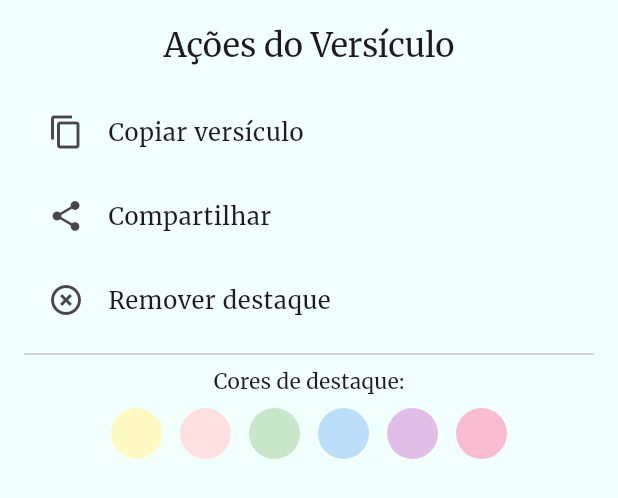
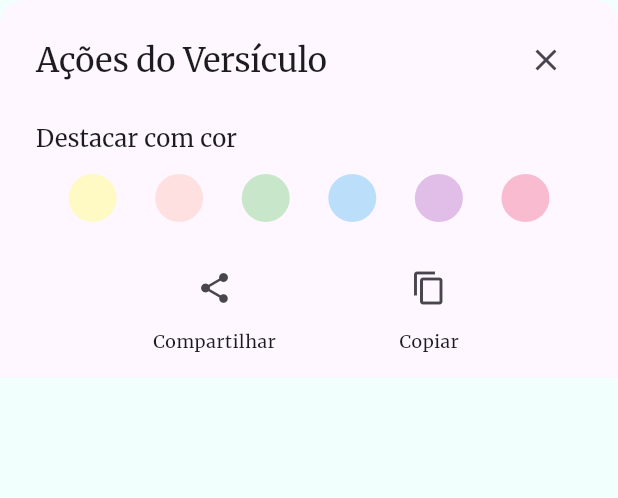
Before and after one commit to Kidooll/bibliapp, a Flutter app: the VerseActionsModal widget shown alone on an empty page, opened directly with empty values, on a phone screen of 412 x 824 dp. Shown: the top 498 px of the screen. Run offline on Flutter 3.47's test engine with Material 3 defaults, Android fonts, the phone set to English and light mode, and no system bars; our stand-ins replace cached_network_image, cloud_firestore, firebase_core, firebase_database, flutter_contacts, flutter_html and 8 more; accounts and stored records are empty; network calls fail.

Commit message:
modified:   lib/widgets/verse_actions_modal.dart

```diff
--- a/lib/widgets/verse_actions_modal.dart
+++ b/lib/widgets/verse_actions_modal.dart
@@ -1,4 +1,7 @@
 import 'dart:async';
+import 'dart:math' as math;
+import 'dart:ui';
+
 import 'package:flutter/material.dart';
 import 'package:flutter/services.dart';
 import 'package:share_plus/share_plus.dart';
@@ -8,26 +11,79 @@ import 'package:flutter/foundation.dart';
 import 'package:collection/collection.dart';
 import '../styles/styles.dart';
 
-class _CircleProgressPainter extends CustomPainter {
+/// Cores disponíveis para destaque
+const List<String> _highlightColors = [
+  '#FFF9C4', // amarelo
+  '#FFE0E0', // vermelho
+  '#C8E6C9', // verde
+  '#BBDEFB', // azul
+  '#E1BEE7', // roxo
+  '#F8BBD0', // rosa
+];
+
+/// Gerenciador de cache para destaques
+class HighlightCache {
+  static final Map<String, Map<String, dynamic>> _cache = {};
+  static bool _isInitialized = false;
+
+  /// Adiciona ou atualiza um highlight no cache
+  static void updateHighlight(String key, Map<String, dynamic> highlight) {
+    _cache[key] = Map<String, dynamic>.from(highlight);
+  }
+
+  /// Obtém um highlight do cache
+  static Map<String, dynamic>? getHighlight(String key) {
+    return _cache[key];
+  }
+
+  /// Remove um highlight do cache
+  static void removeHighlight(String key) {
+    _cache.remove(key);
+  }
+
+  /// Limpa todo o cache
+  static void clear() {
+    _cache.clear();
+    _isInitialized = false;
+  }
+
+  /// Verifica se o cache foi inicializado
+  static bool get isInitialized => _isInitialized;
+
+  /// Marca o cache como inicializado
+  static void markAsInitialized() {
+    _isInitialized = true;
+  }
+}
+
+/// Widget personalizado para exibir um círculo de progresso
+class CircleProgressPainter extends CustomPainter {
   final double progress;
   final Color color;
+  final double strokeWidth;
 
-  _CircleProgressPainter({required this.progress, required this.color});
+  const CircleProgressPainter({
+    required this.progress,
+    required this.color,
+    this.strokeWidth = 3.0,
+  });
 
   @override
   void paint(Canvas canvas, Size size) {
     final paint = Paint()
       ..color = color.withOpacity(0.5)
       ..style = PaintingStyle.stroke
-      ..strokeWidth = 3.0;
+      ..strokeWidth = strokeWidth
+      ..strokeCap = StrokeCap.round;
 
-    final center = Offset(size.width / 2, size.height / 2);
-    final radius = size.width / 2 - 2;
-    final sweepAngle = 2 * 3.14159 * progress;
+    final center = size.center(Offset.zero);
+    final radius = (size.shortestSide - strokeWidth) / 2;
+    final sweepAngle = 2 * math.pi * progress;
+    const startAngle = -math.pi / 2;
 
     canvas.drawArc(
       Rect.fromCircle(center: center, radius: radius),
-      -3.14159 / 2,
+      startAngle,
       sweepAngle,
       false,
       paint,
@@ -35,13 +91,16 @@ class _CircleProgressPainter extends CustomPainter {
   }
 
   @override
-  bool shouldRepaint(_CircleProgressPainter oldDelegate) =>
-      progress != oldDelegate.progress || color != oldDelegate.color;
+  bool shouldRepaint(CircleProgressPainter oldDelegate) {
+    return progress != oldDelegate.progress ||
+           color != oldDelegate.color ||
+           strokeWidth != oldDelegate.strokeWidth;
+  }
 }
 
+/// Tween para animação de transição de cor
 class HighlightColorTween extends Tween<Color?> {
-  HighlightColorTween({Color? begin, Color? end})
-      : super(begin: begin, end: end);
+  HighlightColorTween({Color? begin, Color? end}) : super(begin: begin, end: end);
 
   @override
   Color? lerp(double t) => Color.lerp(begin, end, t);
@@ -62,6 +121,7 @@ returns json as $$
 $$ language sql;
 */
 
+/// Modal de ações para versículos da Bíblia
 class VerseActionsModal extends StatefulWidget {
   final int verseId;
   final String text;
@@ -80,123 +140,43 @@ class VerseActionsModal extends StatefulWidget {
   State<VerseActionsModal> createState() => _VerseActionsModalState();
 }
 
+/// Estado do modal de ações de versículo
 class _VerseActionsModalState extends State<VerseActionsModal>
     with TickerProviderStateMixin {
-  final SupabaseClient supabase = Supabase.instance.client;
+  final SupabaseClient _supabase = Supabase.instance.client;
   bool _isLoading = false;
   String? _currentHighlightColor;
-  String? _lastSelectedColor;
-  late AnimationController _colorController;
-  late Animation<Color?> _colorAnimation;
-
-  // Cores disponíveis para destaque
-  static const List<String> colors = [
-    '#FFF9C4', // amarelo
-    '#FFE0E0', // vermelho
-    '#C8E6C9', // verde
-    '#BBDEFB', // azul
-    '#E1BEE7', // roxo
-    '#F8BBD0', // rosa
-  ];
-
-  // Cache local para destaques
-  static final Map<String, Map<String, dynamic>> _highlightCache = {};
-  static bool _isCacheInitialized = false;
+  String? _lastSelectedColor; // Stores the previous highlight color for error recovery
+  late final AnimationController _colorController;
+  late final ColorTween _colorTween;
 
   // Chave para o cache do usuário atual
-  String? get _cacheKey {
-    final user = supabase.auth.currentUser;
-    return user?.id;
-  }
-  final _colorTween = HighlightColorTween();
+  String? get _cacheKey => _supabase.auth.currentUser?.id;
+
+  // Chave única para o cache deste versículo
+  String? get _verseCacheKey => _cacheKey != null ? '${_cacheKey}_${widget.verseId}' : null;
+
+  // Verifica se há um highlight ativo
+  bool get _hasHighlight => _currentHighlightColor != null && _currentHighlightColor!.isNotEmpty;
 
   @override
   void initState() {
     super.initState();
     _currentHighlightColor = widget.highlightColor;
-    _lastSelectedColor = widget.highlightColor;
 
     _colorController = AnimationController(
       vsync: this,
-      duration: Duration.zero, // Animação instantânea
-      reverseDuration: Duration.zero,
+      duration: const Duration(milliseconds: 200),
     )..addStatusListener(_handleAnimationStatus);
 
-    _updateColorTween();
+    _colorTween = ColorTween();
+    // Initialize animation
+    _colorTween.animate(CurvedAnimation(
+      parent: _colorController,
+      curve: Curves.easeInOut,
+    ));
 
-    // Garante que a cor atual está atualizada com o cache
-    _updateHighlightFromCache();
-
-    // Inicializa o cache apenas se o widget estiver montado
-    WidgetsBinding.instance.addPostFrameCallback((_) {
-      if (mounted) {
-        _initializeCache().then((_) {
-          if (mounted) {
-            _updateHighlightFromCache();
-          }
-        });
-      }
-    });
-  }
-
-  void _updateHighlightFromCache() {
-    if (_cacheKey == null) return;
-
-    final cacheKey = '${_cacheKey}_${widget.verseId}';
-    final cachedHighlight = _highlightCache[cacheKey];
-
-    if (cachedHighlight != null && mounted) {
-      setState(() {
-        _currentHighlightColor = cachedHighlight['highlight_color'];
-        _lastSelectedColor = _currentHighlightColor;
-        _colorController.value = 1.0; // Garante que a animação está no estado final
-      });
-    }
-  }
-
-  Future<void> _initializeCache() async {
-    if (_isCacheInitialized || _cacheKey == null) return;
-
-    try {
-      final response = await supabase
-          .from('bookmarks')
-          .select()
-          .eq('user_id', _cacheKey!)
-          .eq('bookmark_type', 'highlight');
-
-      if (response != null) {
-        final highlights = List<Map<String, dynamic>>.from(response);
-        for (var highlight in highlights) {
-          final verseIds = List<int>.from(highlight['verse_ids'] ?? []);
-          for (var verseId in verseIds) {
-            _highlightCache['${_cacheKey}_$verseId'] = Map<String, dynamic>.from(highlight);
-          }
-        }
-        _isCacheInitialized = true;
-      }
-    } catch (e) {
-      debugPrint('Erro ao inicializar cache: $e');
-    }
-  }
-
-  void _handleAnimationStatus(AnimationStatus status) {
-    if (status == AnimationStatus.completed) {
-      if (mounted) {
-        setState(() {
-          _lastSelectedColor = _currentHighlightColor;
-        });
-      }
-    }
-  }
-
-  void _updateColorTween() {
-    _colorTween
-      ..begin = _getColorFromHex(_lastSelectedColor)
-      ..end = _getColorFromHex(_currentHighlightColor);
-    _colorAnimation = _colorTween.animate(CurvedAnimation(
-      parent: _colorController,
-      curve: Curves.easeOutQuad,
-    ));
+    _initializeHighlightState();
   }
 
   @override
@@ -205,20 +185,207 @@ class _VerseActionsModalState extends State<VerseActionsModal>
     super.dispose();
   }
 
-  Color? _getColorFromHex(String? hex) {
-    if (hex == null || hex.isEmpty) return null;
+  @override
+  Widget build(BuildContext context) {
+    return Container(
+      padding: const EdgeInsets.symmetric(vertical: 16, horizontal: 24),
+      decoration: BoxDecoration(
+        color: Theme.of(context).cardColor,
+        borderRadius: const BorderRadius.vertical(top: Radius.circular(16)),
+      ),
+      child: Column(
+        mainAxisSize: MainAxisSize.min,
+        crossAxisAlignment: CrossAxisAlignment.stretch,
+        children: [
+          _buildHeader(),
+          const SizedBox(height: 16),
+          _buildHighlightColors(),
+          const SizedBox(height: 16),
+          _buildActionButtons(),
+        ],
+      ),
+    );
+  }
+
+  /// Inicializa o estado do highlight
+  void _initializeHighlightState() {
+    if (_verseCacheKey == null) return;
+
+    _loadHighlightFromCache();
+    _loadHighlightFromDatabase();
+  }
+
+  /// Carrega o highlight do cache
+  void _loadHighlightFromCache() {
+    if (_verseCacheKey == null) return;
+
+    final cachedHighlight = HighlightCache.getHighlight(_verseCacheKey!);
+    if (cachedHighlight != null && mounted) {
+      setState(() {
+        _currentHighlightColor = cachedHighlight['highlight_color'] as String?;
+      });
+    }
+  }
+
+  /// Carrega o highlight do banco de dados
+  Future<void> _loadHighlightFromDatabase() async {
+    if (_verseCacheKey == null) return;
+
     try {
-      final buffer = StringBuffer();
-      if (hex.length == 6 || hex.length == 7) {
-        buffer.write('ff');
-        buffer.write(hex.replaceFirst('#', ''));
-        return Color(int.parse(buffer.toString(), radix: 16));
+      final user = _supabase.auth.currentUser;
+      if (user == null) return;
+
+      final response = await _supabase.rpc('get_highlights_for_verse',
+          params: {'p_verse_id': widget.verseId, 'p_user_id': user.id}).maybeSingle();
+
+      if (response != null) {
+        final highlight = response;
+        final highlightColor = highlight['highlight_color'] as String?;
+
+        if (highlightColor != null && mounted) {
+          setState(() {
+            _currentHighlightColor = highlightColor;
+            _colorController.value = 1.0;
+          });
+
+          // Atualiza o cache local
+          HighlightCache.updateHighlight(_verseCacheKey!, highlight);
         }
-      return null;
+      }
     } catch (e) {
-      debugPrint('Error parsing color: $e');
-      return null;
+      debugPrint('Erro ao carregar highlight: $e');
     }
+  }
+
+  /// Atualiza o tween da cor para animação
+  void _updateColorTween() {
+    _colorTween.begin = _colorTween.end;
+    _colorTween.end = _currentHighlightColor != null
+        ? Color(int.parse(_currentHighlightColor!.substring(1, 7), radix: 16) + 0xFF000000)
+        : Colors.transparent;
+
+    // Update the animation with the new tween values
+    _colorTween.animate(CurvedAnimation(
+      parent: _colorController,
+      curve: Curves.easeInOut,
+    ));
+  }
+
+  /// Handles animation status changes
+  void _handleAnimationStatus(AnimationStatus status) {
+    if (status == AnimationStatus.completed && mounted) {
+      setState(() {
+        _colorController.value = 1.0;
+      });
+    }
+  }
+
+  /// Constrói o cabeçalho do modal
+  Widget _buildHeader() {
+    return Row(
+      mainAxisAlignment: MainAxisAlignment.spaceBetween,
+      children: [
+        Text(
+          'Ações do Versículo',
+          style: Theme.of(context).textTheme.titleLarge,
+        ),
+        IconButton(
+          icon: const Icon(Icons.close),
+          onPressed: () => Navigator.of(context).pop(),
+        ),
+      ],
+    );
+  }
+
+  /// Constrói a paleta de cores para destaque
+  Widget _buildHighlightColors() {
+    return Column(
+      crossAxisAlignment: CrossAxisAlignment.start,
+      children: [
+        Text(
+          'Destacar com cor',
+          style: Theme.of(context).textTheme.titleMedium,
+        ),
+        const SizedBox(height: 8),
+        Row(
+          mainAxisAlignment: MainAxisAlignment.spaceEvenly,
+          children: _highlightColors.map((color) {
+            final isSelected = _currentHighlightColor == color;
+            return GestureDetector(
+              onTap: () => _setHighlight(color),
+              child: AnimatedContainer(
+                duration: const Duration(milliseconds: 200),
+                width: 32,
+                height: 32,
+                margin: const EdgeInsets.all(4),
+                decoration: BoxDecoration(
+                  color: Color(int.parse(color.substring(1, 7), radix: 16) + 0xFF000000),
+                  shape: BoxShape.circle,
+                  border: isSelected
+                      ? Border.all(color: Theme.of(context).primaryColor, width: 2)
+                      : null,
+                  boxShadow: [
+                    if (isSelected)
+                      BoxShadow(
+                        color: Theme.of(context).primaryColor.withOpacity(0.5),
+                        blurRadius: 8,
+                        spreadRadius: 2,
+                      ),
+                  ],
+                ),
+              ),
+            );
+          }).toList(),
+        ),
+      ],
+    );
+  }
+
+  /// Constrói os botões de ação
+  Widget _buildActionButtons() {
+    return Row(
+      mainAxisAlignment: MainAxisAlignment.spaceEvenly,
+      children: [
+        _buildActionButton(
+          icon: Icons.share,
+          label: 'Compartilhar',
+          onPressed: _shareVerse,
+        ),
+        _buildActionButton(
+          icon: Icons.copy,
+          label: 'Copiar',
+          onPressed: _copyToClipboard,
+        ),
+        if (_hasHighlight)
+          _buildActionButton(
+            icon: Icons.clear,
+            label: 'Remover',
+            onPressed: _removeHighlight,
+          ),
+      ],
+    );
+  }
+
+  /// Constrói um botão de ação
+  Widget _buildActionButton({
+    required IconData icon,
+    required String label,
+    required VoidCallback onPressed,
+  }) {
+    return Column(
+      mainAxisSize: MainAxisSize.min,
+      children: [
+        IconButton(
+          icon: Icon(icon),
+          onPressed: onPressed,
+        ),
+        const SizedBox(height: 4),
+        Text(
+          label,
+          style: Theme.of(context).textTheme.bodySmall,
+        ),
+      ],
+    );
   }
 
   Future<void> _removeHighlight() async {
@@ -226,40 +393,30 @@ class _VerseActionsModalState extends State<VerseActionsModal>
     setState(() => _isLoading = true);
 
     try {
-      final user = supabase.auth.currentUser;
+      final user = _supabase.auth.currentUser;
       if (user == null) return;
 
       final scaffold = ScaffoldMessenger.of(context);
 
-      // Anima a remoção
-      await _animateColorTransition(null);
-
-      // Busca o highlight existente para este versículo
-      final response = await supabase.rpc('get_highlights_for_verse',
-          params: {'p_verse_id': widget.verseId, 'p_user_id': user.id});
-
-      final existingHighlights = (response as List?) ?? [];
-
-      if (existingHighlights.isNotEmpty) {
-        await supabase
-            .from('bookmarks')
-            .delete()
-            .eq('id', (existingHighlights[0] as Map)['id'] as int);
+      // Remove do cache local imediatamente
+      if (_verseCacheKey != null) {
+        HighlightCache.removeHighlight(_verseCacheKey!);
       }
 
-      // Atualiza o estado local
+      // Atualiza a UI
       if (mounted) {
         setState(() {
           _currentHighlightColor = null;
-          _isLoading = false;
+          _colorController.value = 0.0;
         });
       }
 
-      // Atualiza a UI
+      // Remove do banco de dados
+      await _performDatabaseUpdate('', user.id, null);
+
+      // Atualiza a lista de versículos
+      if (mounted) {
         widget.onRefresh();
-
-      // Mostra mensagem de sucesso
-      if (mounted) {
         scaffold.showSnackBar(
           const SnackBar(
             content: Text('Destaque removido'),
@@ -269,29 +426,12 @@ class _VerseActionsModalState extends State<VerseActionsModal>
         );
       }
     } catch (e) {
-      if (mounted) {
-        ScaffoldMessenger.of(context).showSnackBar(
-          const SnackBar(
-            content: Text('Erro ao remover destaque'),
-            duration: Duration(seconds: 2),
-            behavior: SnackBarBehavior.floating,
-          ),
-        );
-      }
+      _showError('Erro ao remover destaque: ${e.toString()}');
     } finally {
       if (mounted) {
         setState(() => _isLoading = false);
       }
     }
-  }
-
-  Future<void> _animateColorTransition(String? newColor) async {
-    if (_lastSelectedColor == newColor) return;
-
-    // Atualiza imediatamente sem animação
-    _lastSelectedColor = _currentHighlightColor;
-    _updateColorTween();
-    _colorController.value = 1.0; // Define o valor final imediatamente
   }
 
   Future<void> _setHighlight(String hex) async {
@@ -302,7 +442,7 @@ class _VerseActionsModalState extends State<VerseActionsModal>
     final previousColor = _currentHighlightColor;
 
     try {
-      final user = supabase.auth.currentUser;
+      final user = _supabase.auth.currentUser;
       if (user == null) return;
 
       final scaffold = ScaffoldMessenger.of(context);
@@ -317,7 +457,6 @@ class _VerseActionsModalState extends State<VerseActionsModal>
       if (mounted) {
         setState(() {
           _currentHighlightColor = hex;
-          _lastSelectedColor = hex;
           _colorController.value = 1.0;
         });
       }
@@ -339,7 +478,6 @@ class _VerseActionsModalState extends State<VerseActionsModal>
       if (mounted) {
         setState(() {
           _currentHighlightColor = previousColor;
-          _lastSelectedColor = previousColor;
           _colorController.value = 1.0;
         });
         _showError('Erro ao destacar versículo: $e');
@@ -358,7 +496,7 @@ class _VerseActionsModalState extends State<VerseActionsModal>
     try {
       // Se existe um highlight, atualiza. Senão, cria um novo.
       if (existingHighlightId != null) {
-        await supabase
+        await _supabase
             .from('bookmarks')
             .update({
               'highlight_color': hex,
@@ -366,7 +504,7 @@ class _VerseActionsModalState extends State<VerseActionsModal>
             })
             .eq('id', existingHighlightId);
       } else {
-        await supabase.from('bookmarks').insert({
+        await _supabase.from('bookmarks').insert({
           'user_id': userId,
           'verse_ids': [widget.verseId],
           'bookmark_type': 'highlight',
@@ -380,22 +518,21 @@ class _VerseActionsModalState extends State<VerseActionsModal>
     }
   }
 
+  /// Processa a atualização do destaque
   Future<void> _processHighlightUpdate(
     String hex, String userId, ScaffoldMessengerState scaffold) async {
-    if (_cacheKey == null) return;
+    if (_verseCacheKey == null) return;
 
-    final cacheKey = '${_cacheKey}_${widget.verseId}';
     final now = DateTime.now().toIso8601String();
 
     try {
       // Verifica se já existe um highlight para este versículo
-      final existingHighlight = _highlightCache[cacheKey];
+      final existingHighlight = HighlightCache.getHighlight(_verseCacheKey!);
       final existingHighlightId = existingHighlight?['id'] as int?;
 
       // Atualiza o cache local imediatamente para feedback visual
       if (mounted) {
-        setState(() {
-          _highlightCache[cacheKey] = {
+        final updatedHighlight = {
           'id': existingHighlightId,
           'user_id': userId,
           'verse_ids': [widget.verseId],
@@ -404,7 +541,14 @@ class _VerseActionsModalState extends State<VerseActionsModal>
           'created_at': existingHighlight?['created_at'] ?? now,
           'updated_at': now,
         };
+
+        setState(() {
+          _currentHighlightColor = hex;
+          _colorController.value = 1.0;
         });
+
+        // Atualiza o cache
+        HighlightCache.updateHighlight(_verseCacheKey!, updatedHighlight);
       }
 
       // Executa a operação no banco de dados em segundo plano
@@ -414,9 +558,9 @@ class _VerseActionsModalState extends State<VerseActionsModal>
       if (mounted) {
         widget.onRefresh();
         scaffold.showSnackBar(
-          const SnackBar(
-            content: Text('Versículo destacado'),
-            duration: Duration(seconds: 2),
+          SnackBar(
+            content: Text(hex.isEmpty ? 'Destaque removido' : 'Versículo destacado'),
+            duration: const Duration(seconds: 2),
             behavior: SnackBarBehavior.floating,
           ),
         );
@@ -430,7 +574,9 @@ class _VerseActionsModalState extends State<VerseActionsModal>
 
   void _showError(String message) {
     if (!mounted) return;
-    ScaffoldMessenger.of(context).showSnackBar(
+
+    final scaffold = ScaffoldMessenger.of(context);
+    scaffold.showSnackBar(
       SnackBar(
         content: Text(message),
         behavior: SnackBarBehavior.floating,
@@ -439,126 +585,24 @@ class _VerseActionsModalState extends State<VerseActionsModal>
     );
   }
 
-  void _copyToClipboard() {
-    Clipboard.setData(ClipboardData(text: widget.text));
-    if (mounted) {
+  Future<void> _copyToClipboard() async {
+    await Clipboard.setData(ClipboardData(text: widget.text));
+    if (!mounted) return;
+
+    final scaffold = ScaffoldMessenger.of(context);
     Navigator.pop(context);
-      ScaffoldMessenger.of(context).showSnackBar(
-        const SnackBar(content: Text('Texto copiado')),
+    scaffold.showSnackBar(
+      const SnackBar(
+        content: Text('Texto copiado'),
+        behavior: SnackBarBehavior.floating,
+      ),
     );
   }
-  }
 
-  void _shareVerse() {
-    Share.share(widget.text);
+  Future<void> _shareVerse() async {
+    await Share.share(widget.text);
     if (mounted) {
       Navigator.pop(context);
     }
   }
-
-  Widget _buildActionTile({
-    required IconData icon,
-    required String title,
-    required VoidCallback onTap,
-  }) {
-    return ListTile(
-      leading: Icon(icon),
-      title: Text(title),
-      onTap: onTap,
-    );
 }
-
-  Widget _buildColorPalette() {
-    return Wrap(
-      spacing: 12,
-      runSpacing: 12,
-      children: colors.map((hex) {
-        final isSelected = hex == _currentHighlightColor;
-        final isAnimating =
-            _colorController.status == AnimationStatus.forward &&
-                _colorAnimation.status == AnimationStatus.forward &&
-                _lastSelectedColor != _currentHighlightColor &&
-                _lastSelectedColor == hex;
-
-        return GestureDetector(
-          onTap: () => _setHighlight(hex),
-          child: AnimatedContainer(
-            duration: const Duration(milliseconds: 200),
-            width: isSelected ? 36 : 34,
-            height: isSelected ? 36 : 34,
-            alignment: Alignment.center,
-            child: Stack(
-              alignment: Alignment.center,
-              children: [
-                AnimatedContainer(
-                  duration: const Duration(milliseconds: 200),
-                  width: isSelected ? 36 : 34,
-                  height: isSelected ? 36 : 34,
-                  decoration: BoxDecoration(
-                    color: _colorAnimation.status == AnimationStatus.forward &&
-                            _colorAnimation.value == _getColorFromHex(hex)
-                        ? _colorAnimation.value
-                        : _getColorFromHex(hex),
-                    shape: BoxShape.circle,
-                    border: isSelected
-                        ? Border.all(color: Colors.black38, width: 2)
-                        : null,
-                  ),
-                ),
-                if (isSelected || isAnimating)
-                  const Icon(Icons.check, color: Colors.black87, size: 20),
-                if (_isLoading && isAnimating)
-                  const SizedBox(
-                    width: 36,
-                    height: 36,
-                    child: CircularProgressIndicator(
-                      strokeWidth: 2,
-                      valueColor: AlwaysStoppedAnimation<Color>(Colors.black54),
-                    ),
-                  ),
-              ],
-            ),
-          ),
-        );
-      }).toList(),
-    );
-  }
-
-  @override
-  Widget build(BuildContext context) {
-    return Container(
-      padding: const EdgeInsets.all(16),
-      child: Column(
-        mainAxisSize: MainAxisSize.min,
-        children: [
-          Text(
-            'Ações do Versículo',
-            style: Theme.of(context).textTheme.titleLarge,
-          ),
-          const SizedBox(height: 16),
-          _buildActionTile(
-            icon: Icons.copy,
-            title: 'Copiar versículo',
-            onTap: _copyToClipboard,
-          ),
-          _buildActionTile(
-            icon: Icons.share,
-            title: 'Compartilhar',
-            onTap: _shareVerse,
-          ),
-          if (_currentHighlightColor != null)
-            _buildActionTile(
-              icon: Icons.highlight_off,
-              title: 'Remover destaque',
-              onTap: _removeHighlight,
-            ),
-          const Divider(),
-          const Text('Cores de destaque:'),
-          const SizedBox(height: 8),
-          _buildColorPalette(),
-          const SizedBox(height: 16),
-        ],
-      ),
-    );
-  }
-}
```
Lines whose indentation alone changed are shown as unchanged.
